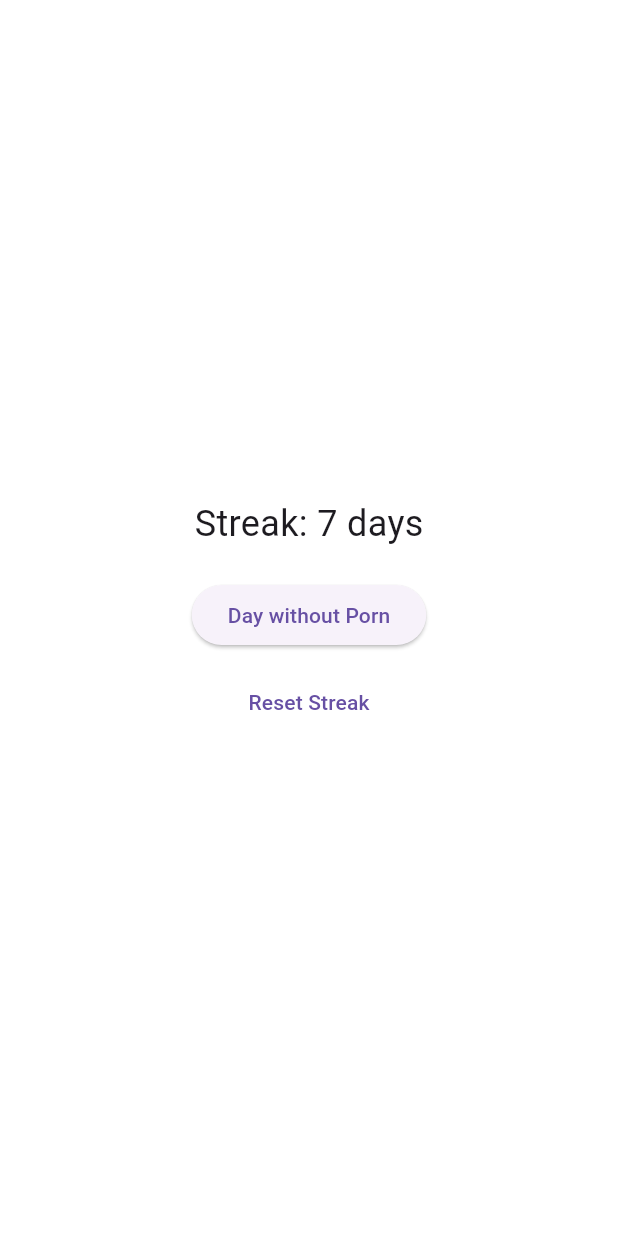
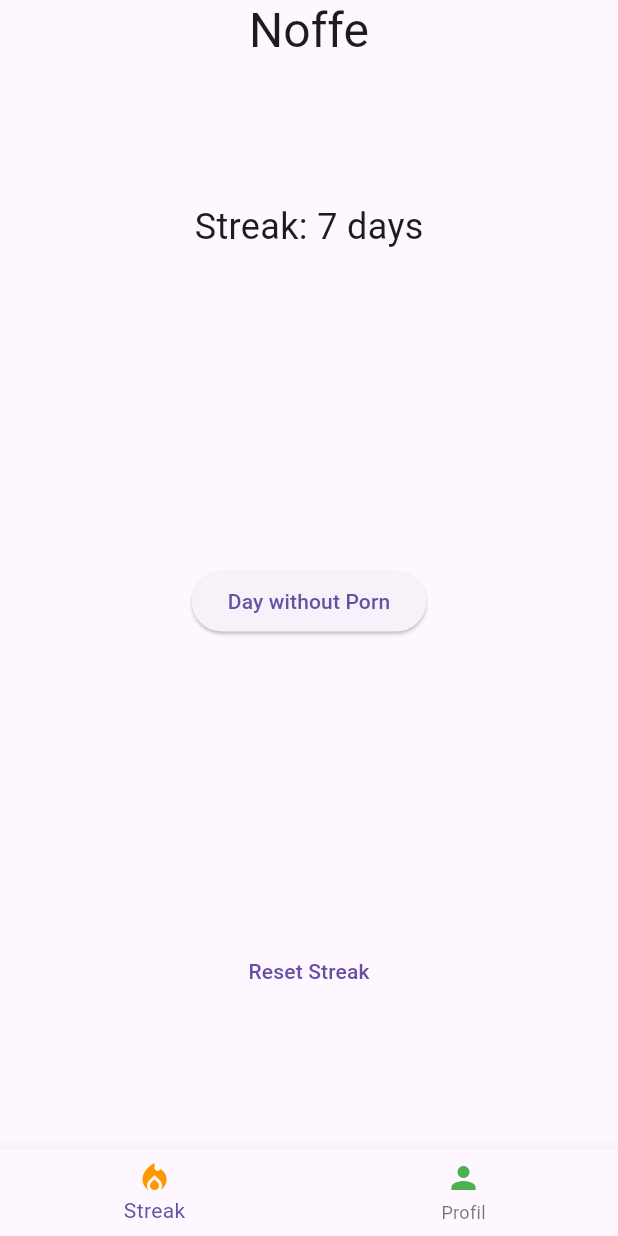
Before and after one commit to EnissayG/Noffe, a Flutter app: the screen it shows after launch, on a phone screen of 412 x 824 dp. Run offline on Flutter 3.47's test engine with Material 3 defaults, Android fonts, the phone set to English and light mode, and no system bars.

Commit message:
System theme added

```diff
--- a/noffe/lib/main.dart
+++ b/noffe/lib/main.dart
@@ -37,13 +37,22 @@ class _StreakPageState extends State<StreakPage> {
   @override
   Widget build(BuildContext context) {
     return MaterialApp(
+      theme: ThemeData(brightness: Brightness.light, primarySwatch: Colors.deepPurple) ,
+      darkTheme: ThemeData(brightness: Brightness.dark),
+      themeMode: ThemeMode.system,
       debugShowCheckedModeBanner: false,
+
+
       home: Scaffold(
-        backgroundColor: Colors.white,
         body: Center(
+
           child: Column(
-            mainAxisAlignment: MainAxisAlignment.center,
-            children: <Widget>[
+            mainAxisAlignment: MainAxisAlignment.spaceBetween,
+            children: [
+              Text(
+                "Noffe", style : Theme.of(context).textTheme.headlineLarge
+              ),
+
               Text(
                 'Streak: $jours days',
                 style: TextStyle(fontSize: 24),
@@ -66,7 +75,11 @@ class _StreakPageState extends State<StreakPage> {
                   });
                 },
                 child: Text('Reset Streak'),
-              ),
+              )
+              , BottomNavigationBar(items: const[
+                BottomNavigationBarItem(label: "Streak",icon: Icon(Icons.local_fire_department,color: Colors.orange,)),
+                BottomNavigationBarItem(label: "Profil",icon: Icon(Icons.person,color: Colors.green,))
+              ],)
             ],
           ),
         ),
```
